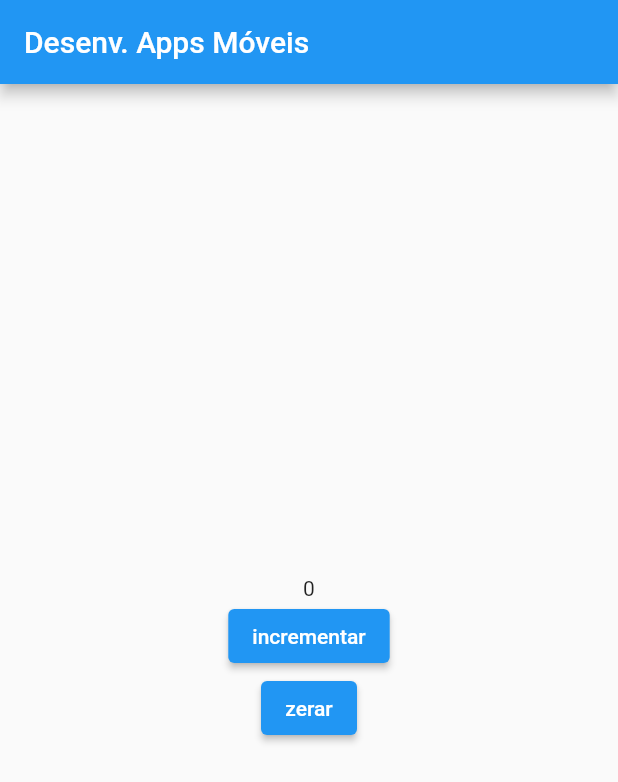
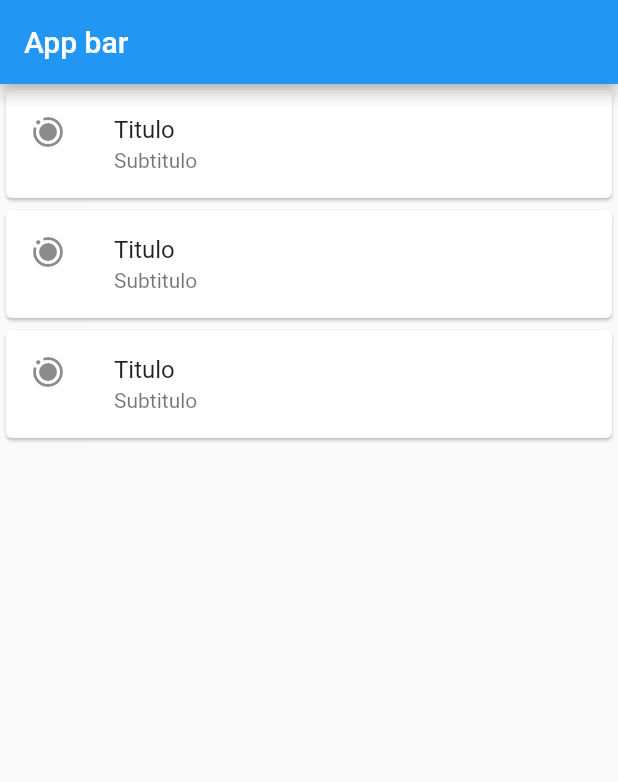
Before and after one commit to kenyofaria/mobile-apps, a Flutter app: the screen it shows after launch, on a phone screen of 412 x 824 dp. Shown: the top 782 px of the screen. Run offline on Flutter 3.47's test engine with Material 2 defaults, Android fonts, the phone set to English and light mode, and no system bars.

Commit message:
Example about card and listtle classes. A new project containing a simple sample how you can manage routes in flutter

```diff
--- a/dartsamples/lib/main.dart
+++ b/dartsamples/lib/main.dart
@@ -1,51 +1,45 @@
 import 'package:flutter/material.dart';
 
 void main() {
-  runApp(MyApp());
+  runApp(AppContato());
 }
 
-class MyApp extends StatelessWidget{
+class AppContato extends StatelessWidget{
   @override
   Widget build(BuildContext context) {
     return MaterialApp(
-      home: HomePage(),
+      home: Scaffold(
+        appBar: AppBar(title: Text("App bar")),
+        body: Column(
+          children: [
+            Card(
+              child: ListTile(
+                title: Text("Titulo"),
+                subtitle: Text("Subtitulo"),
+                leading: Icon(Icons.motion_photos_on_rounded),
+              ),
+            ),
+            Card(
+              child: ListTile(
+                title: Text("Titulo"),
+                subtitle: Text("Subtitulo"),
+                leading: Icon(Icons.motion_photos_on_rounded),
+              ),
+            ),
+            Card(
+              child: ListTile(
+                title: Text("Titulo"),
+                subtitle: Text("Subtitulo"),
+                leading: Icon(Icons.motion_photos_on_rounded),
+              ),
+            )
+
+
+
+          ],
+        ),
+      ),
     );
   }
+
 }
-
-class HomePage extends StatefulWidget{
-  @override
-  State<StatefulWidget> createState() {
-    return HomeState();
-  }
-}
-
-class HomeState extends State<HomePage>{
-  int numero=0;
-  void incrementar(){
-    setState(() {
-      numero++;
-    });
-  }
-  void zerar(){
-    setState(() {
-      numero=0;
-    });
-  }
-  @override
-  Widget build(BuildContext context) {
-    return Scaffold(
-          appBar: AppBar(title: Text('Desenv. Apps Móveis'),),
-          body: Center(
-            child: Column(
-              mainAxisAlignment: MainAxisAlignment.center,
-              children: [
-                Text('$numero'),
-                ElevatedButton(onPressed: incrementar, child: Text('incrementar')),
-                ElevatedButton(onPressed: zerar, child: Text('zerar'))
-              ],
-            ),
-          )
-      );
-  }
-}
```
Also changed, not shown: dartsamples/lib/main-first.dart (added, +47 -0 lines), routessample/analysis_options.yaml (added, +29 -0 lines), routessample/lib/main.dart (added, +58 -0 lines), routessample/pubspec.yaml (added, +89 -0 lines), routessample/pubspec.lock (added), 61 other files.
